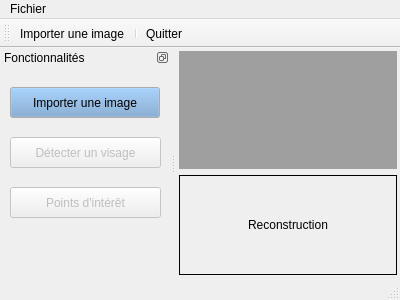
First picture: the form in CodepoVision/codepovision.ui, repository Danijiru/CodepoVision, before the edit.
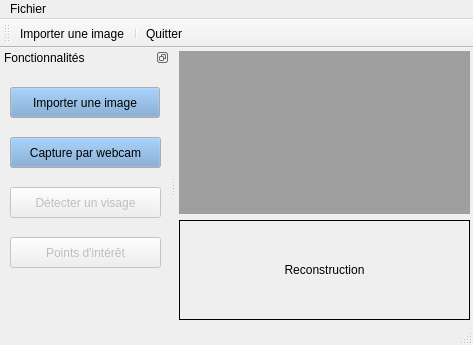
Second picture: the form after the edit. Icons and pictures are not drawn.

Commit message: Afficher la webcam dans une fenêtre séparée

Patch:
```diff
--- a/CodepoVision/codepovision.ui
+++ b/CodepoVision/codepovision.ui
@@ -6,8 +6,8 @@
    <rect>
     <x>0</x>
     <y>0</y>
-    <width>400</width>
-    <height>300</height>
+    <width>473</width>
+    <height>345</height>
    </rect>
   </property>
   <property name="windowTitle">
@@ -65,7 +65,7 @@
     <rect>
      <x>0</x>
      <y>0</y>
-     <width>400</width>
+     <width>473</width>
      <height>22</height>
     </rect>
    </property>
@@ -171,7 +171,7 @@
      <property name="geometry">
       <rect>
        <x>10</x>
-       <y>70</y>
+       <y>120</y>
        <width>151</width>
        <height>31</height>
       </rect>
@@ -187,7 +187,7 @@
      <property name="geometry">
       <rect>
        <x>10</x>
-       <y>120</y>
+       <y>170</y>
        <width>151</width>
        <height>31</height>
       </rect>
@@ -196,6 +196,56 @@
       <string>Points d'intérêt</string>
      </property>
     </widget>
+    <widget class="QPushButton" name="button_webcam">
+     <property name="geometry">
+      <rect>
+       <x>10</x>
+       <y>70</y>
+       <width>151</width>
+       <height>31</height>
+      </rect>
+     </property>
+     <property name="palette">
+      <palette>
+       <active>
+        <colorrole role="Button">
+         <brush brushstyle="SolidPattern">
+          <color alpha="255">
+           <red>114</red>
+           <green>159</green>
+           <blue>207</blue>
+          </color>
+         </brush>
+        </colorrole>
+       </active>
+       <inactive>
+        <colorrole role="Button">
+         <brush brushstyle="SolidPattern">
+          <color alpha="255">
+           <red>114</red>
+           <green>159</green>
+           <blue>207</blue>
+          </color>
+         </brush>
+        </colorrole>
+       </inactive>
+       <disabled>
+        <colorrole role="Button">
+         <brush brushstyle="SolidPattern">
+          <color alpha="255">
+           <red>114</red>
+           <green>159</green>
+           <blue>207</blue>
+          </color>
+         </brush>
+        </colorrole>
+       </disabled>
+      </palette>
+     </property>
+     <property name="text">
+      <string>Capture par webcam</string>
+     </property>
+    </widget>
    </widget>
   </widget>
   <action name="actionImporter_une_image">
```
The commit also changes 6 other files.
